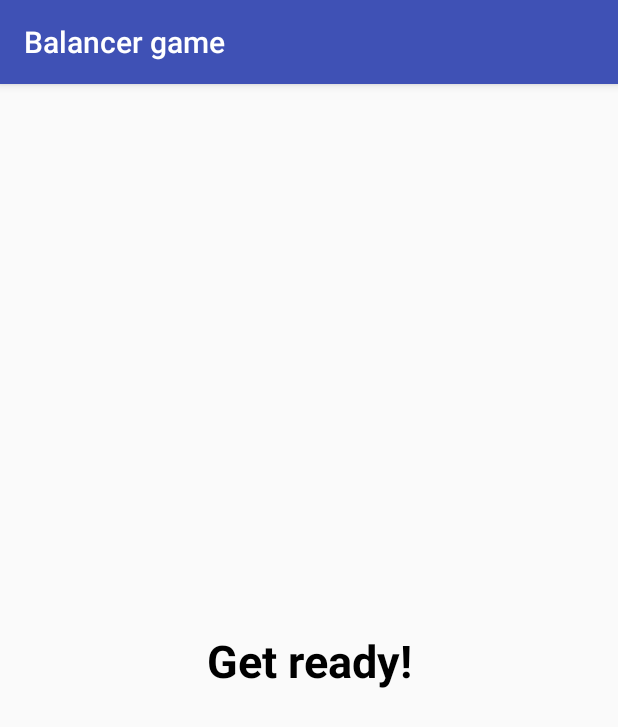
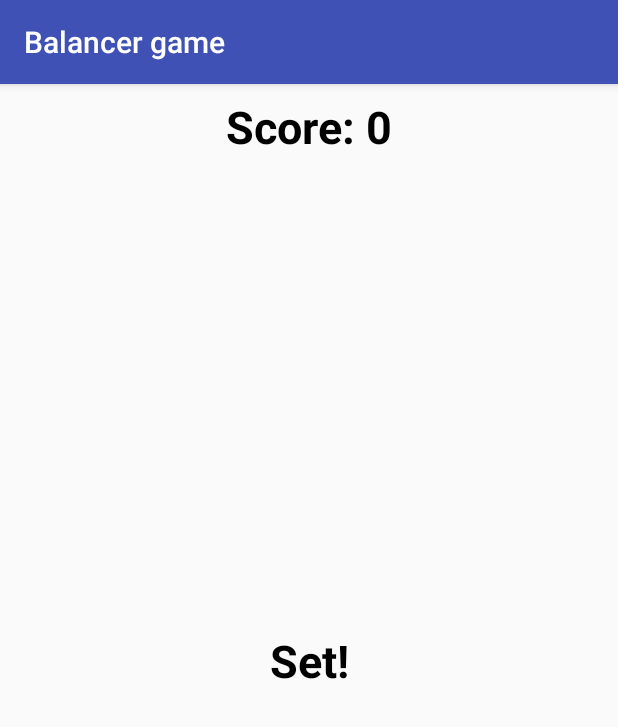
Before and after one commit to h4nz2/BalancerGame, an Android app: the GameActivity screen opened directly, with no data from a screen before it, on a phone screen of 412 x 824 dp. Shown: the top 727 px of the screen. Run offline under Robolectric (Android 15) with nearby library versions, the phone set to English and light mode, and no system bars; libraries missing offline, so code that uses them is left out: retrofit.client.

Commit message:
added game logic, but right now the game has no ending and the user cant submit score

```diff
--- a/BalancerGameServer/src/main/java/com/janhric/balancergameserver/ScoreRest.java
+++ b/BalancerGameServer/src/main/java/com/janhric/balancergameserver/ScoreRest.java
@@ -40,6 +40,8 @@ public class ScoreRest {
                 score.setName(resultSet.getString("name"));
                 score.setScore(resultSet.getInt("score"));
                 score.setDate(resultSet.getString("date"));
+                score.setLatitude(resultSet.getFloat("latitude"));
+                score.setLongitude(resultSet.getFloat("longitude"));
                 scores.add(score);
             }
             connection.close();
@@ -55,13 +57,15 @@ public class ScoreRest {
     public Response postScore(Scores score) {
         try{
             Connection connection = DriverManager.getConnection("jdbc:mysql://localhost:6000/my_database", USERNAME, PASSWORD);
-            String query = "insert into scores(name, score, date) values(?, ?, ?)";
+            String query = "insert into scores(name, score, date, latitude, longitude) values(?, ?, ?, ?, ?)";
             PreparedStatement preparedStmt = connection.prepareStatement(query);
             preparedStmt.setString (1, score.getName());
             preparedStmt.setInt(2, score.getScore());
             DateFormat dateFormat = new SimpleDateFormat("dd/MM/yyyy HH:mm:ss");
             java.util.Date date = new java.util.Date();
             preparedStmt.setString(3, dateFormat.format(date));
+            preparedStmt.setFloat(4, score.getLatitude());
+            preparedStmt.setFloat(5, score.getLongitude());
             preparedStmt.execute();
 
             String result = "Score saved : " + score;
--- a/Balancergame/app/src/main/res/layout/activity_game.xml
+++ b/Balancergame/app/src/main/res/layout/activity_game.xml
@@ -6,6 +6,28 @@
     android:layout_height="match_parent"
     tools:context="balancer_game.com.example.honza.balancergame.GameActivity">
 
+    <LinearLayout
+        android:layout_width="wrap_content"
+        android:layout_height="wrap_content"
+        tools:layout_editor_absoluteY="0dp"
+        android:layout_marginRight="8dp"
+        app:layout_constraintRight_toRightOf="parent"
+        android:layout_marginLeft="8dp"
+        app:layout_constraintLeft_toLeftOf="parent"
+        android:layout_marginTop="8dp"
+        app:layout_constraintTop_toTopOf="parent">
+        <TextView
+            android:textAppearance="@style/gameText"
+            android:text="@string/score"
+            android:layout_width="wrap_content"
+            android:layout_height="wrap_content" />
+        <TextView
+            android:textAppearance="@style/gameText"
+            android:text="0"
+            android:id="@+id/scoreText"
+            android:layout_width="wrap_content"
+            android:layout_height="wrap_content" />
+    </LinearLayout>
 
     <TextView
         android:id="@+id/instructionsText"
@@ -21,4 +43,5 @@
         app:layout_constraintLeft_toLeftOf="parent"
         app:layout_constraintBottom_toBottomOf="parent"
         android:layout_marginBottom="8dp" />
+
 </android.support.constraint.ConstraintLayout>
--- a/Balancergame/app/src/main/res/values/strings.xml
+++ b/Balancergame/app/src/main/res/values/strings.xml
@@ -9,4 +9,6 @@
     <string name="left">Left</string>
     <string name="right">Right</string>
     <string name="getReady">Get ready!</string>
+    <string name="set">Set!</string>
+    <string name="score">Score:" "</string>
 </resources>
```
Also changed, not shown: BalancerGameServer/src/main/java/com/janhric/balancergameserver/Scores.java (+30 -2 lines), Balancergame/app/src/main/AndroidManifest.xml (+6 -4 lines), Balancergame/app/src/main/java/balancer_game/com/example/honza/balancergame/GameActivity.java (+113 -8 lines), Balancergame/app/src/main/java/balancer_game/com/example/honza/balancergame/Score.java (+25 -1 lines).
